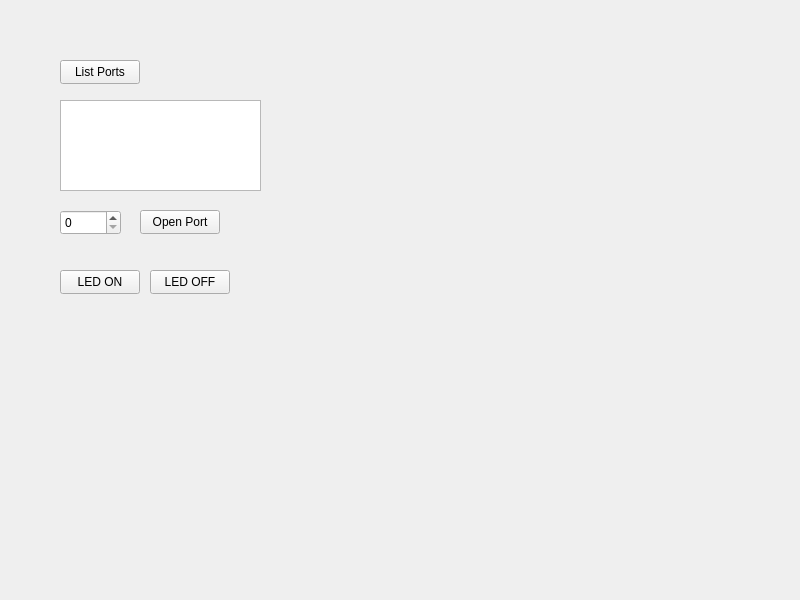
This is GUI/English/SerialPort/widget.ui in Yeah-Jack/cpp-projects as Qt 5 draws it before an edit. The edited form follows.
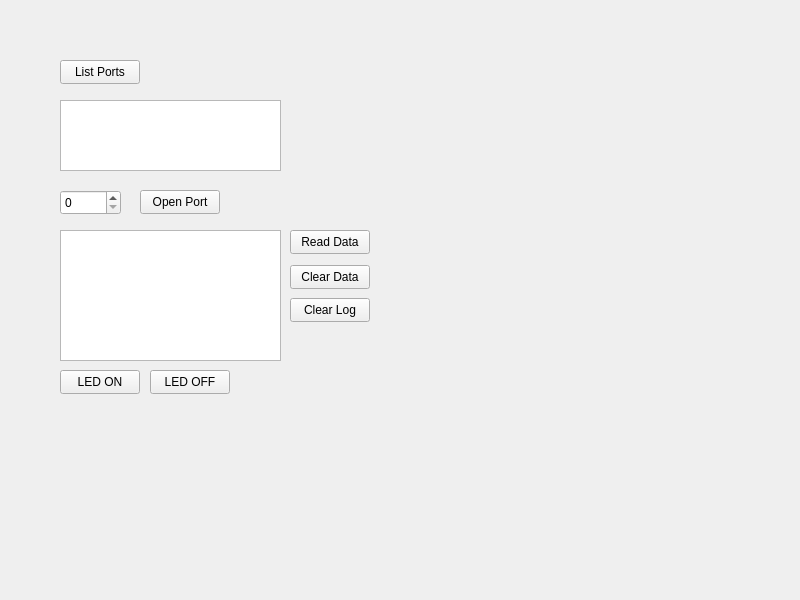
This is the edited form.

Commit message: Finish Serial Data program

Diff of the .ui file:
```diff
--- a/GUI/English/SerialPort/widget.ui
+++ b/GUI/English/SerialPort/widget.ui
@@ -31,8 +31,8 @@
     <rect>
      <x>60</x>
      <y>100</y>
-     <width>201</width>
-     <height>91</height>
+     <width>221</width>
+     <height>71</height>
     </rect>
    </property>
    <property name="readOnly">
@@ -43,7 +43,7 @@
    <property name="geometry">
     <rect>
      <x>60</x>
-     <y>210</y>
+     <y>190</y>
      <width>61</width>
      <height>25</height>
     </rect>
@@ -53,7 +53,7 @@
    <property name="geometry">
     <rect>
      <x>140</x>
-     <y>210</y>
+     <y>190</y>
      <width>80</width>
      <height>24</height>
     </rect>
@@ -66,7 +66,7 @@
    <property name="geometry">
     <rect>
      <x>60</x>
-     <y>270</y>
+     <y>370</y>
      <width>80</width>
      <height>24</height>
     </rect>
@@ -79,7 +79,7 @@
    <property name="geometry">
     <rect>
      <x>150</x>
-     <y>270</y>
+     <y>370</y>
      <width>80</width>
      <height>24</height>
     </rect>
@@ -88,6 +88,58 @@
     <string>LED OFF</string>
    </property>
   </widget>
+  <widget class="QPlainTextEdit" name="log">
+   <property name="geometry">
+    <rect>
+     <x>60</x>
+     <y>230</y>
+     <width>221</width>
+     <height>131</height>
+    </rect>
+   </property>
+   <property name="readOnly">
+    <bool>true</bool>
+   </property>
+  </widget>
+  <widget class="QPushButton" name="readData">
+   <property name="geometry">
+    <rect>
+     <x>290</x>
+     <y>230</y>
+     <width>80</width>
+     <height>24</height>
+    </rect>
+   </property>
+   <property name="text">
+    <string>Read Data</string>
+   </property>
+  </widget>
+  <widget class="QPushButton" name="clearData">
+   <property name="geometry">
+    <rect>
+     <x>290</x>
+     <y>265</y>
+     <width>80</width>
+     <height>24</height>
+    </rect>
+   </property>
+   <property name="text">
+    <string>Clear Data</string>
+   </property>
+  </widget>
+  <widget class="QPushButton" name="clearLog">
+   <property name="geometry">
+    <rect>
+     <x>290</x>
+     <y>298</y>
+     <width>80</width>
+     <height>24</height>
+    </rect>
+   </property>
+   <property name="text">
+    <string>Clear Log</string>
+   </property>
+  </widget>
  </widget>
  <resources/>
  <connections/>
```
The commit also changes 2 other files.
